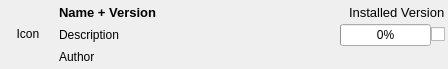
LibrePCB/LibrePCB, file libs/librepcb/editor/workspace/librarymanager/repositorylibrarylistwidgetitem.ui: the form before one commit.
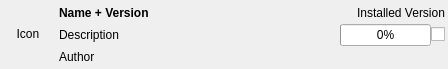
The form after the commit.

```diff
--- a/libs/librepcb/editor/workspace/librarymanager/repositorylibrarylistwidgetitem.ui
+++ b/libs/librepcb/editor/workspace/librarymanager/repositorylibrarylistwidgetitem.ui
@@ -80,8 +80,6 @@
          </property>
          <property name="font">
           <font>
-           <pointsize>10</pointsize>
-           <weight>75</weight>
            <bold>true</bold>
           </font>
          </property>
@@ -111,11 +109,6 @@
            <verstretch>0</verstretch>
           </sizepolicy>
          </property>
-         <property name="font">
-          <font>
-           <pointsize>10</pointsize>
-          </font>
-         </property>
          <property name="layoutDirection">
           <enum>Qt::RightToLeft</enum>
          </property>
```
